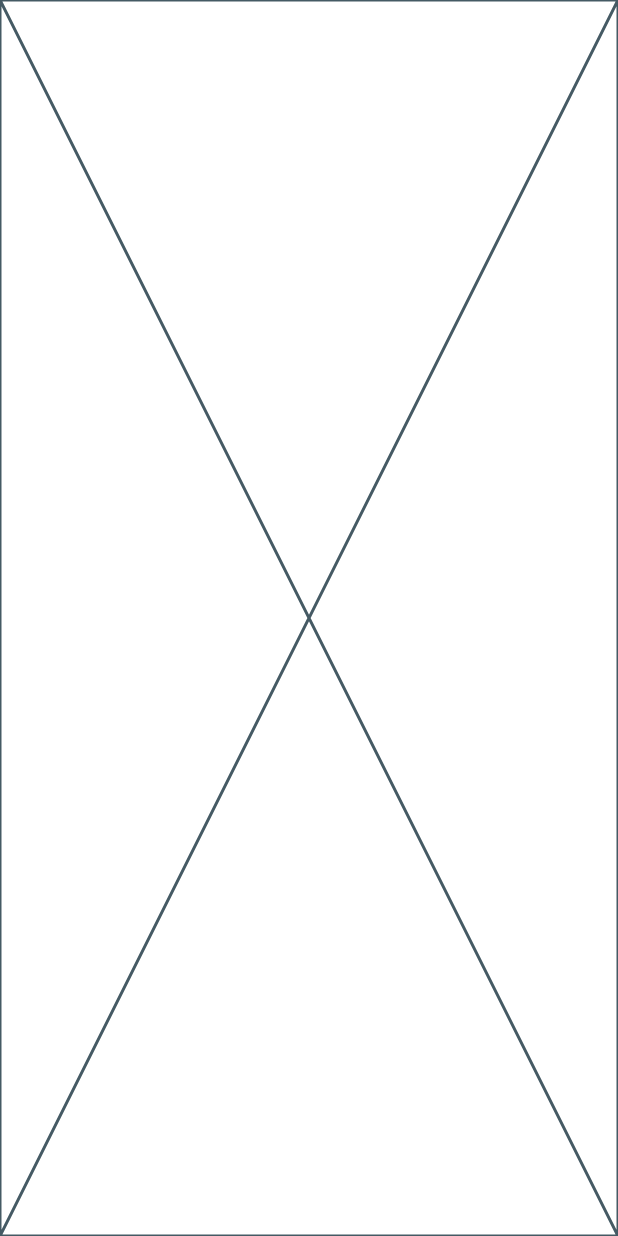
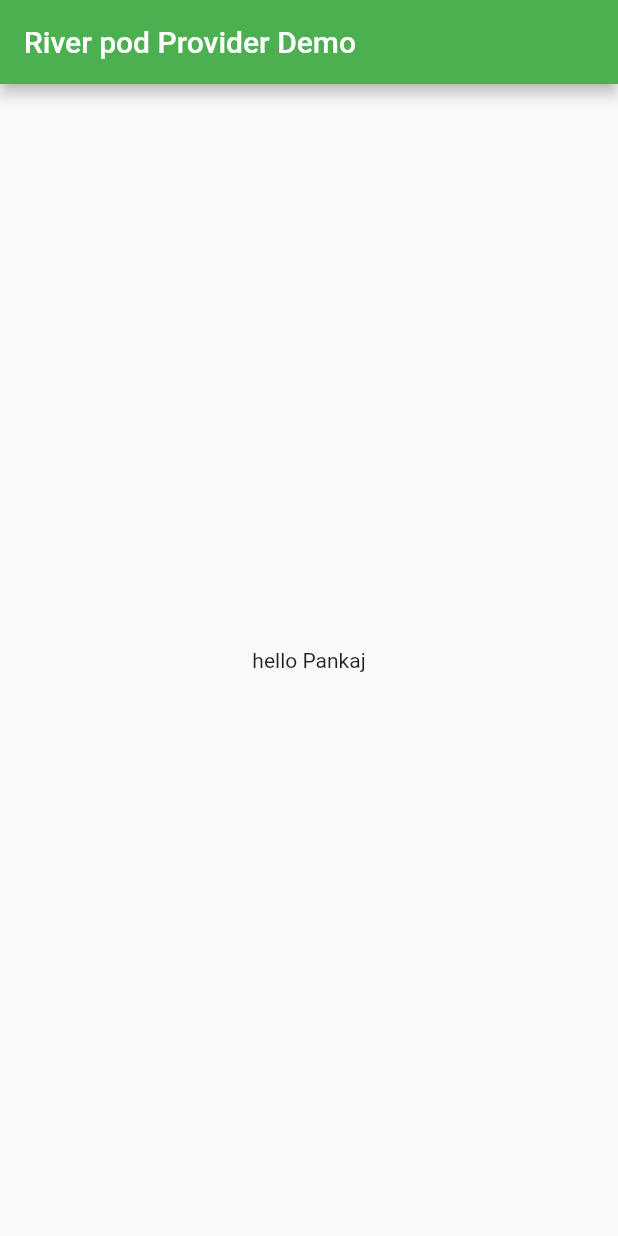
Before and after one commit to pankajjangid/flutter_learning, a Flutter app: the screen it shows after launch, on a phone screen of 412 x 824 dp. Run offline on Flutter 3.47's test engine with Material 2 defaults, Android fonts, the phone set to English and light mode, and no system bars; our stand-ins replace flutter_riverpod.

Commit message:
riverpod using provider

```diff
--- a/lib/main.dart
+++ b/lib/main.dart
@@ -1,15 +1,86 @@
 import 'package:flutter/material.dart';
+import 'package:flutter_riverpod/flutter_riverpod.dart';
+
+final nameProvider = Provider<String>((ref) {
+  return "hello Pankaj";
+});
 
 void main() {
-  runApp(const MyApp());
+  runApp(const ProviderScope(child: MyApp()));
 }
-
 
 class MyApp extends StatelessWidget {
   const MyApp({Key? key}) : super(key: key);
 
   @override
   Widget build(BuildContext context) {
-    return const Placeholder();
+    return MaterialApp(
+      title: "Riverpod Demo",
+      theme: ThemeData(primarySwatch: Colors.green),
+      home: Home(),
+    );
   }
 }
+// using stateful widget
+
+class Home extends ConsumerStatefulWidget {
+  const Home({Key? key}) : super(key: key);
+
+  @override
+  ConsumerState<Home> createState() => _HomeState();
+}
+
+class _HomeState extends ConsumerState<Home> {
+  @override
+  Widget build(BuildContext context) {
+    final name = ref.watch(nameProvider);
+    return Scaffold(
+      appBar: AppBar(
+        title: Text("River pod Provider Demo"),
+      ),
+      body: Center(
+        child: Text(name),
+      ),
+    );
+  }
+}
+
+
+// using Consumer
+class MyHome extends StatelessWidget {
+  const MyHome({super.key});
+
+  @override
+  Widget build(BuildContext context) {
+    return Scaffold(
+      appBar: AppBar(
+        title: Text("River pod Provider Demo"),
+      ),
+      body: Center(
+        child: Consumer(builder: (context, ref, child) {
+          final name = ref.watch(nameProvider);
+          return Text(name);
+        }),
+      ),
+    );
+  }
+}
+/*
+
+// using ConsumerWidget
+
+class MyHome extends ConsumerWidget{
+  const MyHome({super.key});
+
+  @override
+  Widget build(BuildContext context,WidgetRef ref) {
+
+    String name = ref.watch(nameProvider);
+    return Scaffold(
+
+      appBar: AppBar(title: Text(name),),
+      body: Center(),
+    );
+  }
+}
+*/
--- a/pubspec.yaml
+++ b/pubspec.yaml
@@ -35,6 +35,7 @@ dependencies:
   # The following adds the Cupertino Icons font to your application.
   # Use with the CupertinoIcons class for iOS style icons.
   cupertino_icons: ^1.0.2
+  flutter_riverpod: ^2.3.6
 
 dev_dependencies:
   flutter_test:
```
Also changed, not shown: pubspec.lock.
